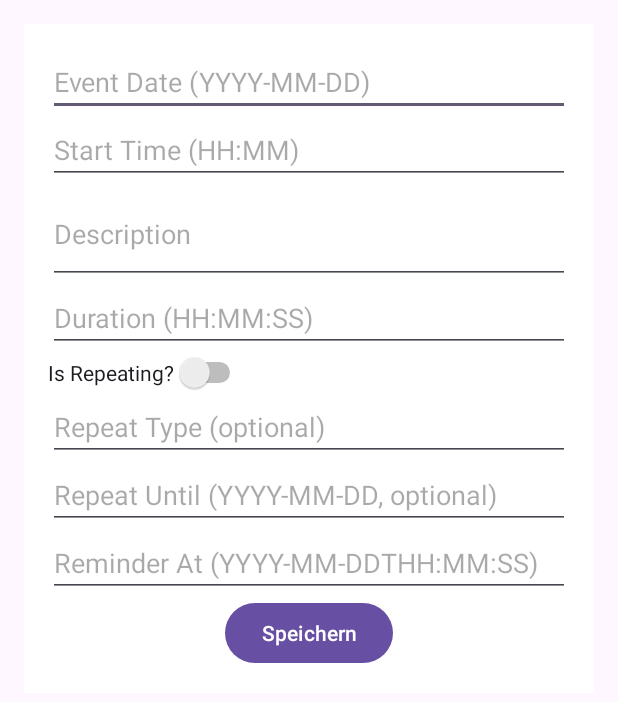
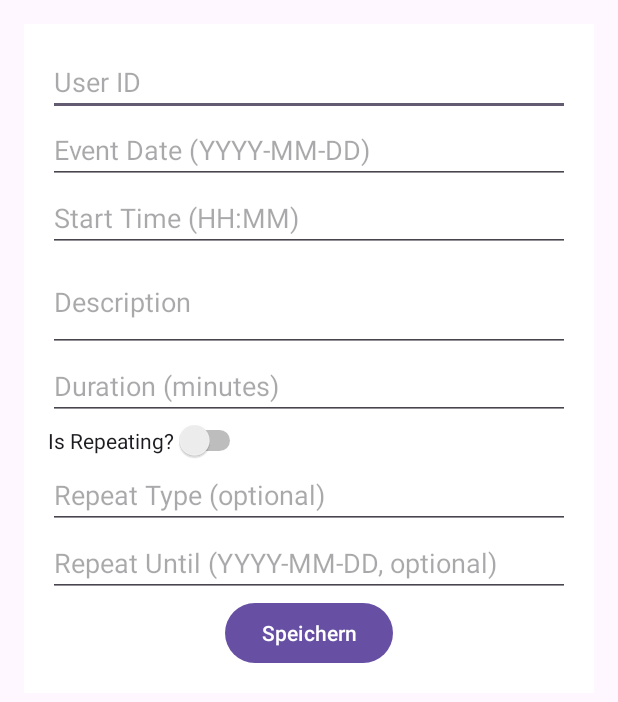
Before and after one commit to bachelor-terminplanung/app-frontend, an Android app: the layout manuall_insert_pop_up.xml on its own in the app's theme, with its tools: preview values and no code run, on a phone screen of 412 x 824 dp. Shown: the top 702 px of the screen. Run offline under Robolectric (Android 15) with nearby library versions, the phone set to English and light mode, and no system bars.

Commit message:
deleted reminderAt attribute

```diff
--- a/app/src/main/java/at/terminplaner/CloudOCR.java
+++ b/app/src/main/java/at/terminplaner/CloudOCR.java
@@ -89,7 +89,6 @@ public class CloudOCR extends AppCompatActivity {
         Switch switchIsRepeating = popupView.findViewById(R.id.switchIsRepeating);
         EditText inputRepeatType = popupView.findViewById(R.id.inputRepeatType);
         EditText inputRepeatUntil = popupView.findViewById(R.id.inputRepeatUntil);
-        EditText inputReminderAt = popupView.findViewById(R.id.inputReminderAt);
         Button submitButton = popupView.findViewById(R.id.buttonSubmit);
 
         // if OCR called, insert values
@@ -107,9 +106,8 @@ public class CloudOCR extends AppCompatActivity {
             boolean isRepeating = switchIsRepeating.isChecked();
             String repeatType = inputRepeatType.getText().toString();
             String repeatUntil = inputRepeatUntil.getText().toString();
-            String reminderAt = inputReminderAt.getText().toString();
 
-            new Thread(() -> VisionApiHelper.sendEvent(descriptionInput, dateInput, timeInput, duration, isRepeating, repeatType, repeatUntil, reminderAt)).start();
+            new Thread(() -> VisionApiHelper.sendEvent(descriptionInput, dateInput, timeInput, duration, isRepeating, repeatType, repeatUntil)).start();
 
             popupWindow.dismiss();
         });
--- a/app/src/main/res/layout/manuall_insert_pop_up.xml
+++ b/app/src/main/res/layout/manuall_insert_pop_up.xml
@@ -1,6 +1,5 @@
 <?xml version="1.0" encoding="utf-8"?>
 <ScrollView xmlns:android="http://schemas.android.com/apk/res/android"
-    xmlns:tools="http://schemas.android.com/tools"
     android:layout_width="match_parent"
     android:layout_height="match_parent"
     xmlns:app="http://schemas.android.com/apk/res-auto"
@@ -12,6 +11,16 @@
         android:background="@color/white"
         android:padding="16dp">
 
+        <EditText
+            android:id="@+id/inputUserId"
+            android:layout_width="0dp"
+            android:layout_height="wrap_content"
+            android:hint="User ID"
+            android:inputType="number"
+            android:layout_marginBottom="8dp"
+            app:layout_constraintTop_toTopOf="parent"
+            app:layout_constraintStart_toStartOf="parent"
+            app:layout_constraintEnd_toEndOf="parent" />
 
         <EditText
             android:id="@+id/inputEventDate"
@@ -20,9 +29,9 @@
             android:hint="Event Date (YYYY-MM-DD)"
             android:inputType="date"
             android:layout_marginBottom="8dp"
+            app:layout_constraintTop_toBottomOf="@id/inputUserId"
             app:layout_constraintStart_toStartOf="parent"
-            app:layout_constraintEnd_toEndOf="parent"
-            tools:ignore="MissingConstraints" />
+            app:layout_constraintEnd_toEndOf="parent" />
 
         <EditText
             android:id="@+id/inputStartTime"
@@ -51,7 +60,7 @@
             android:id="@+id/inputDuration"
             android:layout_width="0dp"
             android:layout_height="wrap_content"
-            android:hint="Duration (HH:MM:SS)"
+            android:hint="Duration (minutes)"
             android:inputType="number"
             android:layout_marginBottom="8dp"
             app:layout_constraintTop_toBottomOf="@id/inputDescription"
@@ -89,23 +98,13 @@
             app:layout_constraintStart_toStartOf="parent"
             app:layout_constraintEnd_toEndOf="parent" />
 
-        <EditText
-            android:id="@+id/inputReminderAt"
-            android:layout_width="0dp"
-            android:layout_height="wrap_content"
-            android:hint="Reminder At (YYYY-MM-DDTHH:MM:SS)"
-            android:inputType="text"
-            android:layout_marginBottom="16dp"
-            app:layout_constraintTop_toBottomOf="@id/inputRepeatUntil"
-            app:layout_constraintStart_toStartOf="parent"
-            app:layout_constraintEnd_toEndOf="parent" />
 
         <Button
             android:id="@+id/buttonSubmit"
             android:layout_width="wrap_content"
             android:layout_height="wrap_content"
             android:text="Speichern"
-            app:layout_constraintTop_toBottomOf="@id/inputReminderAt"
+            app:layout_constraintTop_toBottomOf="@id/inputRepeatUntil"
             app:layout_constraintStart_toStartOf="parent"
             app:layout_constraintEnd_toEndOf="parent" />
     </androidx.constraintlayout.widget.ConstraintLayout>
```
Also changed, not shown: app/src/main/java/at/terminplaner/VisionApiHelper.java (+3 -4 lines).
